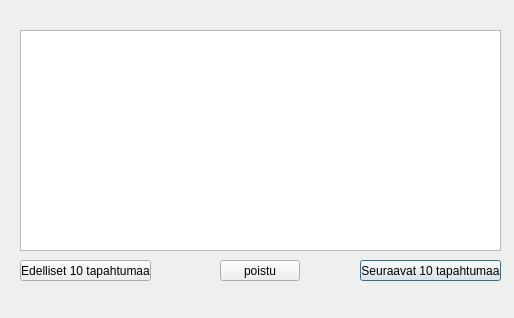
The window that bankautomat/tapahtumatwindow.ui (bank-2022/group17) describes before a commit, drawn with Qt 5.
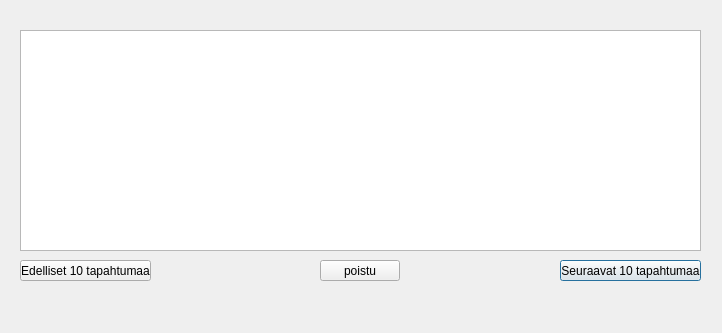
The same window after the commit.

Patch:
```diff
--- a/bankautomat/tapahtumatwindow.ui
+++ b/bankautomat/tapahtumatwindow.ui
@@ -6,8 +6,8 @@
    <rect>
     <x>0</x>
     <y>0</y>
-    <width>514</width>
-    <height>318</height>
+    <width>722</width>
+    <height>333</height>
    </rect>
   </property>
   <property name="windowTitle">
@@ -16,7 +16,7 @@
   <widget class="QPushButton" name="Seur10tapahtBtn">
    <property name="geometry">
     <rect>
-     <x>360</x>
+     <x>560</x>
      <y>260</y>
      <width>141</width>
      <height>21</height>
@@ -44,7 +44,7 @@
     <rect>
      <x>20</x>
      <y>30</y>
-     <width>481</width>
+     <width>681</width>
      <height>221</height>
     </rect>
    </property>
@@ -52,7 +52,7 @@
   <widget class="QPushButton" name="poistuBtn">
    <property name="geometry">
     <rect>
-     <x>220</x>
+     <x>320</x>
      <y>260</y>
      <width>80</width>
      <height>21</height>
```
